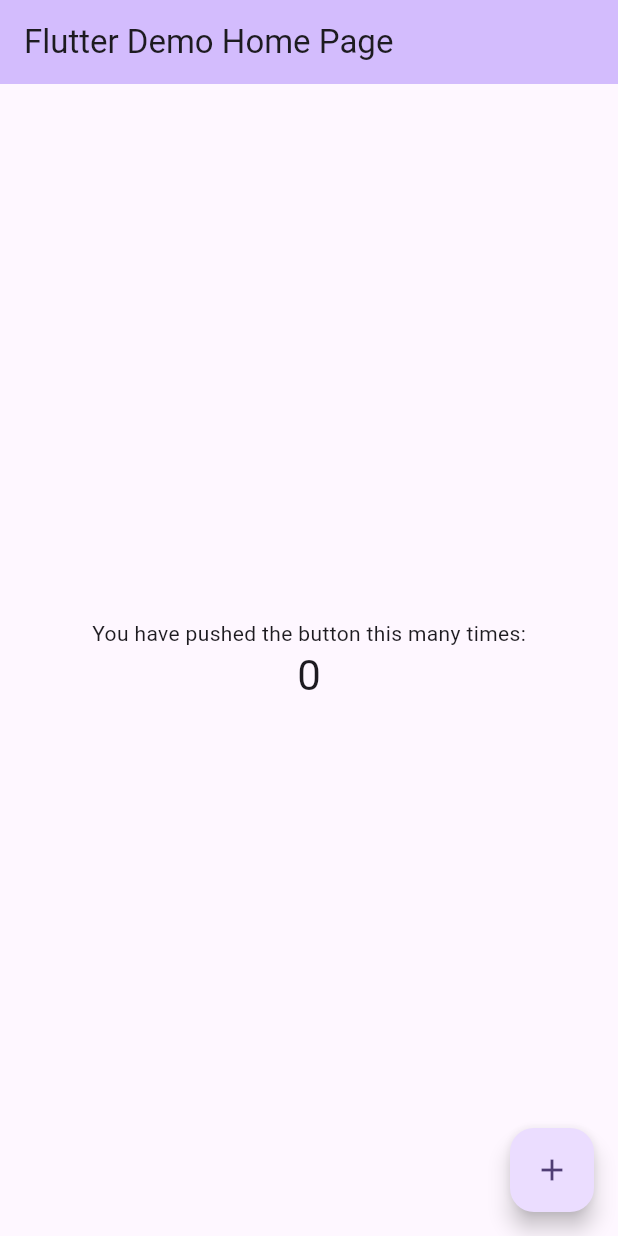
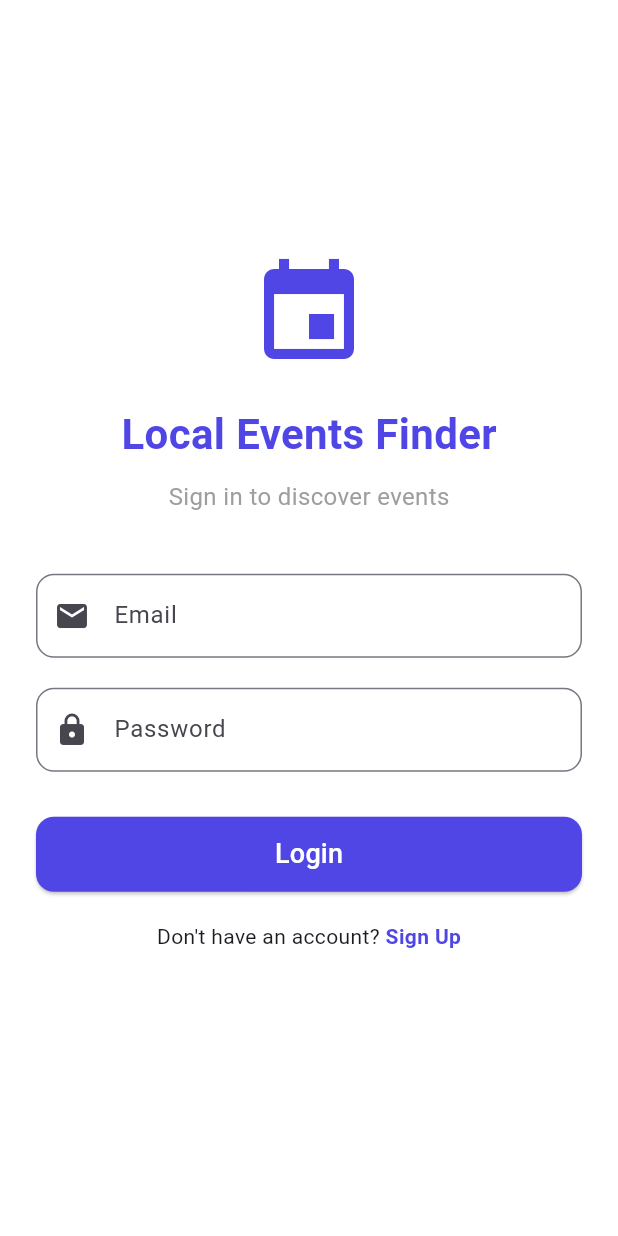
Before and after one commit to princeampofo/eventsfinder, a Flutter app: the screen it shows after launch, on a phone screen of 412 x 824 dp. Run offline on Flutter 3.47's test engine with Material 3 defaults, Android fonts, the phone set to English and light mode, and no system bars; our stand-ins replace shared_preferences, sqflite; accounts and stored records are empty.

Commit message:
added login and signup screen

```diff
--- a/lib/main.dart
+++ b/lib/main.dart
@@ -1,4 +1,6 @@
 import 'package:flutter/material.dart';
+import 'services/storage_service.dart';
+import 'screens/login.dart';
 
 void main() {
   runApp(const MyApp());
@@ -7,116 +9,122 @@ void main() {
 class MyApp extends StatelessWidget {
   const MyApp({super.key});
 
-  // This widget is the root of your application.
   @override
   Widget build(BuildContext context) {
     return MaterialApp(
-      title: 'Flutter Demo',
+      title: 'Local Events Finder',
+      debugShowCheckedModeBanner: false,
       theme: ThemeData(
-        // This is the theme of your application.
-        //
-        // TRY THIS: Try running your application with "flutter run". You'll see
-        // the application has a purple toolbar. Then, without quitting the app,
-        // try changing the seedColor in the colorScheme below to Colors.green
-        // and then invoke "hot reload" (save your changes or press the "hot
-        // reload" button in a Flutter-supported IDE, or press "r" if you used
-        // the command line to start the app).
-        //
-        // Notice that the counter didn't reset back to zero; the application
-        // state is not lost during the reload. To reset the state, use hot
-        // restart instead.
-        //
-        // This works for code too, not just values: Most code changes can be
-        // tested with just a hot reload.
-        colorScheme: ColorScheme.fromSeed(seedColor: Colors.deepPurple),
+        useMaterial3: true,
+        colorScheme: ColorScheme.fromSeed(
+          seedColor: const Color(0xFF4F46E5),
+        ),
       ),
-      home: const MyHomePage(title: 'Flutter Demo Home Page'),
+      home: const SplashScreen(),
     );
   }
 }
 
-class MyHomePage extends StatefulWidget {
-  const MyHomePage({super.key, required this.title});
-
-  // This widget is the home page of your application. It is stateful, meaning
-  // that it has a State object (defined below) that contains fields that affect
-  // how it looks.
-
-  // This class is the configuration for the state. It holds the values (in this
-  // case the title) provided by the parent (in this case the App widget) and
-  // used by the build method of the State. Fields in a Widget subclass are
-  // always marked "final".
-
-  final String title;
+// Splash Screen
+class SplashScreen extends StatefulWidget {
+  const SplashScreen({super.key});
 
   @override
-  State<MyHomePage> createState() => _MyHomePageState();
+  State<SplashScreen> createState() => _SplashScreenState();
 }
 
-class _MyHomePageState extends State<MyHomePage> {
-  int _counter = 0;
+class _SplashScreenState extends State<SplashScreen> {
+  final StorageService storageService = StorageService();
 
-  void _incrementCounter() {
-    setState(() {
-      // This call to setState tells the Flutter framework that something has
-      // changed in this State, which causes it to rerun the build method below
-      // so that the display can reflect the updated values. If we changed
-      // _counter without calling setState(), then the build method would not be
-      // called again, and so nothing would appear to happen.
-      _counter++;
-    });
+  @override
+  void initState() {
+    super.initState();
+    checkLoginStatus();
+  }
+
+  // Check if user is already logged in
+  void checkLoginStatus() async {
+    // Wait for 2 seconds to show splash screen
+    await Future.delayed(const Duration(seconds: 2));
+
+    // Check if user is logged in
+    bool isLoggedIn = await storageService.isLoggedIn();
+
+    if (mounted) {
+      if (isLoggedIn) {
+        // Navigate to main screen( to be implemented)
+        debugPrint('User is already logged in');
+
+      } else {
+        // Navigate to login screen
+        Navigator.pushReplacement(
+          context,
+          MaterialPageRoute(builder: (context) => const LoginScreen()),
+        );
+      }
+    }
   }
 
   @override
   Widget build(BuildContext context) {
-    // This method is rerun every time setState is called, for instance as done
-    // by the _incrementCounter method above.
-    //
-    // The Flutter framework has been optimized to make rerunning build methods
-    // fast, so that you can just rebuild anything that needs updating rather
-    // than having to individually change instances of widgets.
     return Scaffold(
-      appBar: AppBar(
-        // TRY THIS: Try changing the color here to a specific color (to
-        // Colors.amber, perhaps?) and trigger a hot reload to see the AppBar
-        // change color while the other colors stay the same.
-        backgroundColor: Theme.of(context).colorScheme.inversePrimary,
-        // Here we take the value from the MyHomePage object that was created by
-        // the App.build method, and use it to set our appbar title.
-        title: Text(widget.title),
-      ),
+      backgroundColor: const Color(0xFF4F46E5),
       body: Center(
-        // Center is a layout widget. It takes a single child and positions it
-        // in the middle of the parent.
         child: Column(
-          // Column is also a layout widget. It takes a list of children and
-          // arranges them vertically. By default, it sizes itself to fit its
-          // children horizontally, and tries to be as tall as its parent.
-          //
-          // Column has various properties to control how it sizes itself and
-          // how it positions its children. Here we use mainAxisAlignment to
-          // center the children vertically; the main axis here is the vertical
-          // axis because Columns are vertical (the cross axis would be
-          // horizontal).
-          //
-          // TRY THIS: Invoke "debug painting" (choose the "Toggle Debug Paint"
-          // action in the IDE, or press "p" in the console), to see the
-          // wireframe for each widget.
           mainAxisAlignment: MainAxisAlignment.center,
-          children: <Widget>[
-            const Text('You have pushed the button this many times:'),
-            Text(
-              '$_counter',
-              style: Theme.of(context).textTheme.headlineMedium,
+          children: [
+            // App icon
+            Container(
+              padding: const EdgeInsets.all(24),
+              decoration: BoxDecoration(
+                color: Colors.white,
+                shape: BoxShape.circle,
+                boxShadow: [
+                  BoxShadow(
+                    color: Colors.black.withValues(alpha: 0.2),
+                    blurRadius: 20,
+                    spreadRadius: 5,
+                  ),
+                ],
+              ),
+              child: const Icon(
+                Icons.event,
+                size: 80,
+                color: Color(0xFF4F46E5),
+              ),
+            ),
+
+            const SizedBox(height: 32),
+
+            // App name
+            const Text(
+              'Local Events Finder',
+              style: TextStyle(
+                fontSize: 32,
+                fontWeight: FontWeight.bold,
+                color: Colors.white,
+              ),
+            ),
+
+            const SizedBox(height: 16),
+
+            const Text(
+              'Discover events near you',
+              style: TextStyle(
+                fontSize: 16,
+                color: Colors.white70,
+              ),
+            ),
+
+            const SizedBox(height: 48),
+
+            // Loading indicator
+            const CircularProgressIndicator(
+              color: Colors.white,
             ),
           ],
         ),
       ),
-      floatingActionButton: FloatingActionButton(
-        onPressed: _incrementCounter,
-        tooltip: 'Increment',
-        child: const Icon(Icons.add),
-      ), // This trailing comma makes auto-formatting nicer for build methods.
     );
   }
 }
--- /dev/null
+++ b/lib/screens/login.dart
@@ -0,0 +1,205 @@
+import 'package:flutter/material.dart';
+import '../services/database_service.dart';
+import '../services/storage_service.dart';
+import '../models/user.dart';
+import 'signup.dart';
+
+class LoginScreen extends StatefulWidget {
+  const LoginScreen({super.key});
+
+  @override
+  State<LoginScreen> createState() => _LoginScreenState();
+}
+
+class _LoginScreenState extends State<LoginScreen> {
+  // Controllers for text fields
+  final TextEditingController emailController = TextEditingController();
+  final TextEditingController passwordController = TextEditingController();
+
+  final DatabaseService dbService = DatabaseService();
+  final StorageService storageService = StorageService();
+
+  bool isLoading = false;
+
+  // Login button pressed
+  void loginUser() async {
+    String email = emailController.text.trim();
+    String password = passwordController.text.trim();
+
+    // Check if fields are empty
+    if (email.isEmpty || password.isEmpty) {
+      ScaffoldMessenger.of(context).showSnackBar(
+        const SnackBar(content: Text('Please fill all fields')),
+      );
+      return;
+    }
+
+    setState(() {
+      isLoading = true;
+    });
+
+    // Get user from database
+    User? user = await dbService.getUserByEmail(email);
+
+    setState(() {
+      isLoading = false;
+    });
+
+    // Check if user exists and password matches
+    if (user != null && user.password == password) {
+      // Save user ID in SharedPreferences
+      await storageService.saveUserId(user.id!);
+
+      // Show success message
+      if (mounted) {
+        ScaffoldMessenger.of(context).showSnackBar(
+          const SnackBar(content: Text('Login successful!')),
+        );
+
+       debugPrint('Logged in user ID: ${user.id}');
+
+        // Navigate to main screen (to be implemented)
+      }
+    } else {
+      // Show error message
+      if (mounted) {
+        ScaffoldMessenger.of(context).showSnackBar(
+          const SnackBar(content: Text('Invalid email or password')),
+        );
+      }
+    }
+  }
+
+  @override
+  Widget build(BuildContext context) {
+    return Scaffold(
+      backgroundColor: Colors.white,
+      body: SafeArea(
+        child: Center(
+          child: SingleChildScrollView(
+            padding: const EdgeInsets.all(24.0),
+            child: Column(
+              mainAxisAlignment: MainAxisAlignment.center,
+              children: [
+                // App logo/icon
+                const Icon(
+                  Icons.event,
+                  size: 80,
+                  color: Color(0xFF4F46E5),
+                ),
+                const SizedBox(height: 20),
+
+                // Title
+                const Text(
+                  'Local Events Finder',
+                  style: TextStyle(
+                    fontSize: 28,
+                    fontWeight: FontWeight.bold,
+                    color: Color(0xFF4F46E5),
+                  ),
+                ),
+                const SizedBox(height: 10),
+
+                const Text(
+                  'Sign in to discover events',
+                  style: TextStyle(
+                    fontSize: 16,
+                    color: Colors.grey,
+                  ),
+                ),
+                const SizedBox(height: 40),
+
+                // Email field
+                TextField(
+                  controller: emailController,
+                  decoration: InputDecoration(
+                    labelText: 'Email',
+                    prefixIcon: const Icon(Icons.email),
+                    border: OutlineInputBorder(
+                      borderRadius: BorderRadius.circular(12),
+                    ),
+                  ),
+                  keyboardType: TextInputType.emailAddress,
+                ),
+                const SizedBox(height: 20),
+
+                // Password field
+                TextField(
+                  controller: passwordController,
+                  decoration: InputDecoration(
+                    labelText: 'Password',
+                    prefixIcon: const Icon(Icons.lock),
+                    border: OutlineInputBorder(
+                      borderRadius: BorderRadius.circular(12),
+                    ),
+                  ),
+                  obscureText: true,
+                ),
+                const SizedBox(height: 30),
+
+                // Login button
+                SizedBox(
+                  width: double.infinity,
+                  height: 50,
+                  child: ElevatedButton(
+                    onPressed: isLoading ? null : loginUser,
+                    style: ElevatedButton.styleFrom(
+                      backgroundColor: const Color(0xFF4F46E5),
+                      shape: RoundedRectangleBorder(
+                        borderRadius: BorderRadius.circular(12),
+                      ),
+                    ),
+                    child: isLoading
+                        ? const CircularProgressIndicator(color: Colors.white)
+                        : const Text(
+                            'Login',
+                            style: TextStyle(
+                              fontSize: 18,
+                              color: Colors.white,
+                            ),
+                          ),
+                  ),
+                ),
+                const SizedBox(height: 20),
+
+                // Sign up link
+                Row(
+                  mainAxisAlignment: MainAxisAlignment.center,
+                  children: [
+                    const Text("Don't have an account? "),
+                    GestureDetector(
+                      onTap: () {
+                        Navigator.push(
+                          context,
+                          MaterialPageRoute(
+                            builder: (context) => const SignupScreen(),
+                          ),
+                        );
+                      },
+                      child: const Text(
+                        'Sign Up',
+                        style: TextStyle(
+                          color: Color(0xFF4F46E5),
+                          fontWeight: FontWeight.bold,
+                        ),
+                      ),
+                    ),
+                  ],
+                ),
+
+                const SizedBox(height: 20),
+              ],
+            ),
+          ),
+        ),
+      ),
+    );
+  }
+
+  @override
+  void dispose() {
+    emailController.dispose();
+    passwordController.dispose();
+    super.dispose();
+  }
+}
--- /dev/null
+++ b/lib/services/database_service.dart
@@ -0,0 +1,30 @@
+import '../database/db_helper.dart';
+import '../models/event.dart';
+import '../models/user.dart';
+
+// Service class for database operations
+class DatabaseService {
+  final DatabaseHelper _dbHelper = DatabaseHelper();
+
+
+  // Register new user
+  Future<int> registerUser(Map<String, dynamic> user) async {
+    final db = await _dbHelper.database;
+    return await db.insert('users', user);
+  }
+
+  // Get user by email
+  Future<User?> getUserByEmail(String email) async {
+    final db = await _dbHelper.database;
+    final List<Map<String, dynamic>> maps = await db.query(
+      'users',
+      where: 'email = ?',
+      whereArgs: [email],
+    );
+
+    if (maps.isEmpty) {
+      return null;
+    }
+    return User.fromMap(maps.first);
+  }
+}
```
Also changed, not shown: lib/screens/signup.dart (added, +199 -0 lines), lib/services/storage_service.dart (added, +17 -0 lines).
